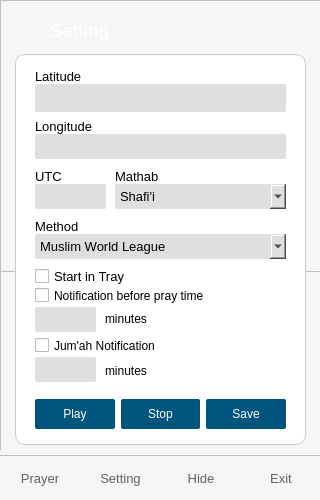
Before: the Qt Designer form main.ui in butirpadi/AyoShalat, drawn with Qt 5.
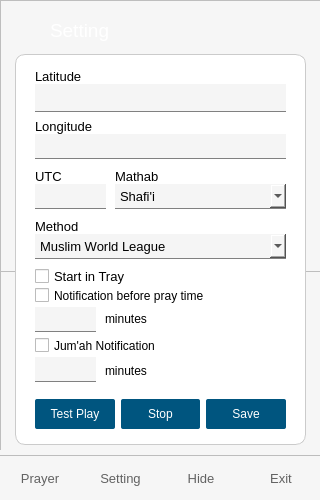
After: the same form once the commit is applied. Icons and pictures are not drawn.

What changed in the file:
```diff
--- a/main.ui
+++ b/main.ui
@@ -1367,8 +1367,9 @@
      <property name="styleSheet">
       <string notr="true">.QLineEdit{
 	border:none;
-	border-radius:2px;
-	background-color:rgb(223, 223, 223);
+	border-radius:0px;
+	background-color:whitesmoke;
+	border-bottom:1px solid gray;
 }
 #containerSetting{
 	background-color: rgb(255, 255, 255);
@@ -1394,10 +1395,11 @@
 .QComboBox{
 border:none;
 	border:none;
-	border-radius:2px;
-	background-color:rgb(223, 223, 223);
+	border-radius:0px;
+	background-color:whitesmoke;
 	selection-color: black;
       selection-background-color: rgb(255, 186, 97);
+	border-bottom:1px solid gray;
 }
 
 .QComboBox::drop-down:button{
@@ -1477,7 +1479,7 @@
           <string notr="true"/>
          </property>
          <property name="text">
-          <string>Play</string>
+          <string>Test Play</string>
          </property>
         </widget>
        </item>
```
Left out of the diff: 32 changed lines with no effect on the pictures.
